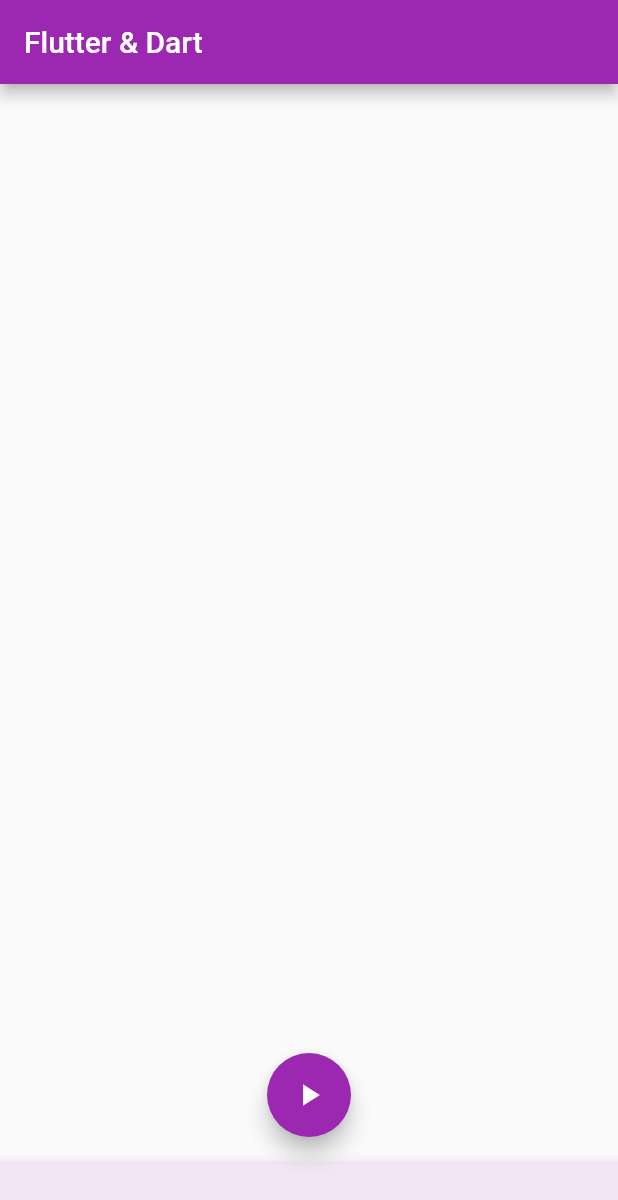
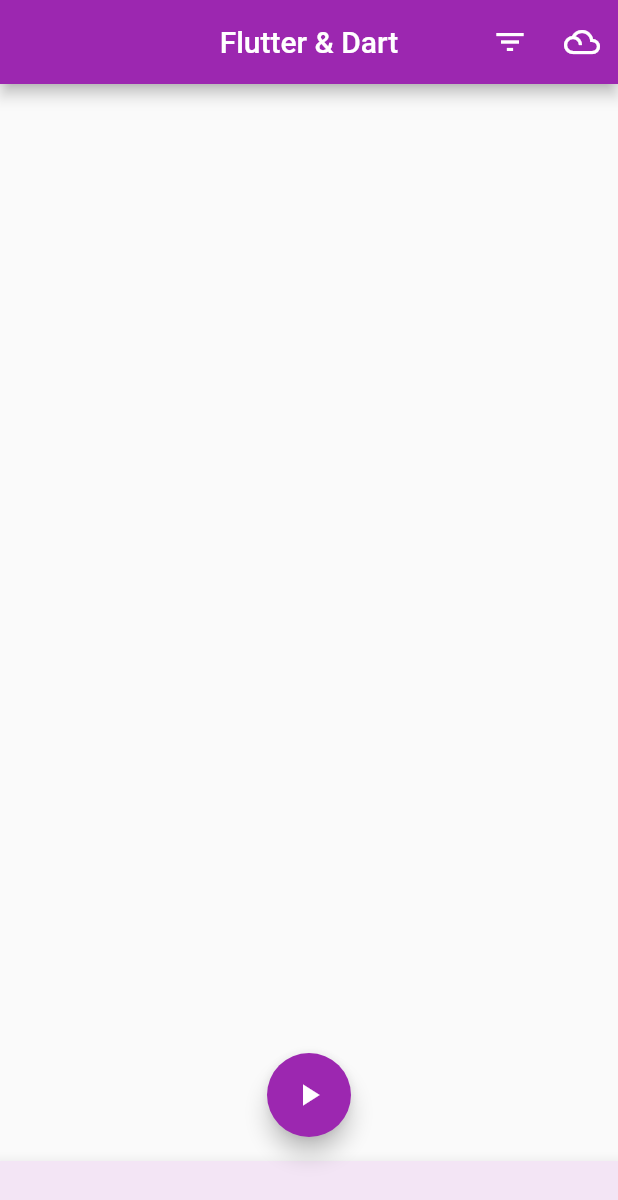
Before and after one commit to DiaDeMuertos/Udemy_section4, a Flutter app: the screen it shows after launch, on a phone screen of 412 x 824 dp. Shown: the top 1200 px of the screen. Run offline on Flutter 3.47's test engine with Material 2 defaults, Android fonts, the phone set to English and light mode, and no system bars.

Commit message:
added appbar implementation

```diff
--- a/lib/main.dart
+++ b/lib/main.dart
@@ -25,11 +25,26 @@ class MyHomePage extends StatefulWidget {
 }
 
 class _MyHomePageState extends State<MyHomePage> {
+  void handleOnPressed() => print('Pressed');
+
   @override
   Widget build(BuildContext context) {
     return Scaffold(
       appBar: AppBar(
         title: Text(widget.title),
+        centerTitle: true,
+        actions: <Widget>[
+          IconButton(
+            onPressed: handleOnPressed,
+            tooltip: 'Just an Icon Buttom',
+            icon: Icon(Icons.filter_list),
+          ),
+          IconButton(
+            onPressed: handleOnPressed,
+            tooltip: 'Just an Icon Buttom',
+            icon: Icon(Icons.filter_drama),
+          )
+        ],
       ),
       body: Center(
         child: Column(
@@ -40,7 +55,7 @@ class _MyHomePageState extends State<MyHomePage> {
         ),
       ),
       floatingActionButton: FloatingActionButton(
-        onPressed: () => print('Pressed'),
+        onPressed: handleOnPressed,
         tooltip: 'Just a floating Button',
         child: Icon(Icons.play_arrow),
       ),
```
